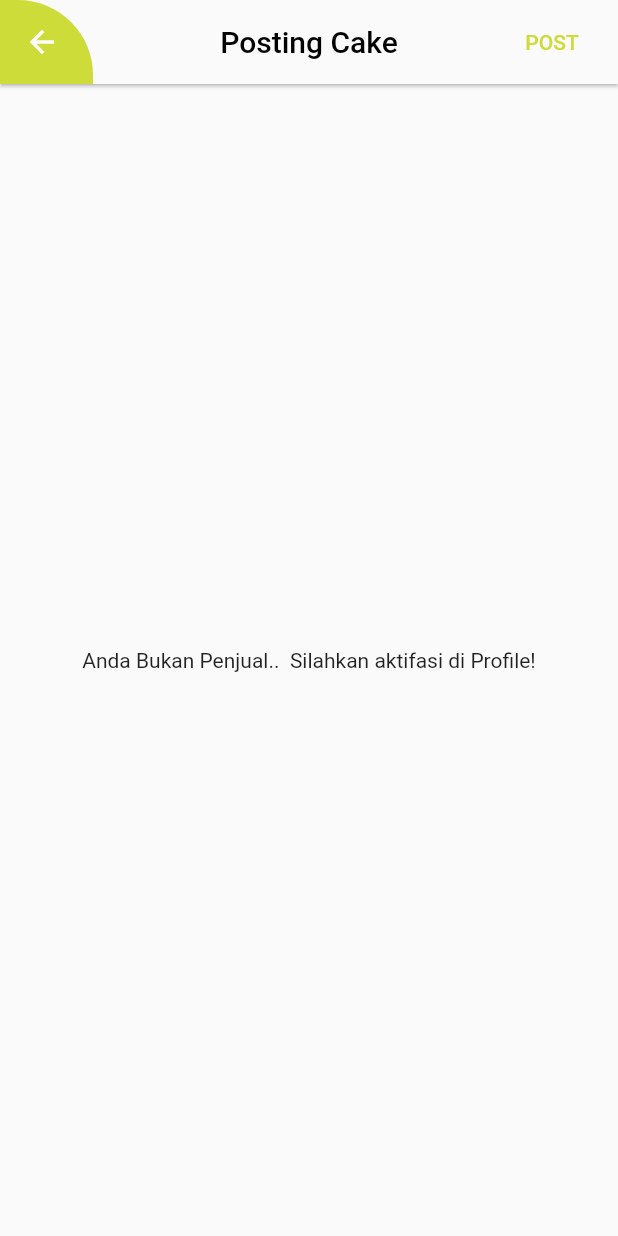
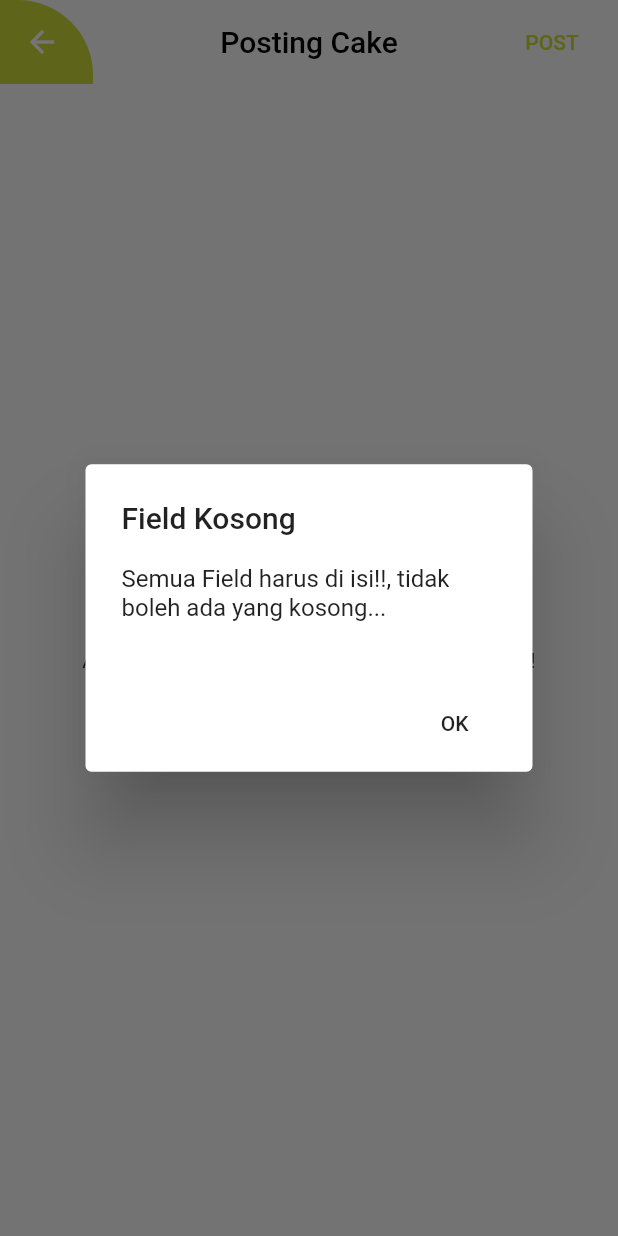
Before and after one commit to ridnvil/yummistore, a Flutter app: the PostProducts screen opened directly with empty values, after a tap on "POST", on a phone screen of 412 x 824 dp. Run offline on Flutter 3.47's test engine with Material 2 defaults, Android fonts, the phone set to English and light mode, and no system bars; our stand-ins replace cached_network_image, cloud_firestore, firebase_auth, firebase_storage, geolocator, google_sign_in and 2 more; accounts and stored records are empty; network calls fail.

Commit message:
Improve UI/UX

```diff
--- a/lib/views/chat.dart
+++ b/lib/views/chat.dart
@@ -1,6 +1,6 @@
 import 'package:cloud_firestore/cloud_firestore.dart';
 import 'package:flutter/material.dart';
-import 'package:uuid/uuid.dart';
+// import 'package:uuid/uuid.dart';
 
 class ChatMessage extends StatefulWidget {
   final String outhorID;
@@ -75,7 +75,7 @@ class _ChatMessageState extends State<ChatMessage> {
                 IconButton(
                   icon: Icon(Icons.send, size: 30.0,),
                   onPressed: () {
-                    String chatID = Uuid().v4();
+                    // String chatID = Uuid().v4();
                   },
                 ),
               ],
--- a/lib/views/post.dart
+++ b/lib/views/post.dart
@@ -106,7 +106,7 @@ class _PostProductsState extends State<PostProducts> {
   Widget build(BuildContext context) {
     return Scaffold(
       appBar: AppBar(
-        elevation: 1,
+        elevation: 0,
         centerTitle: true,
         flexibleSpace: Stack(
           alignment: Alignment.bottomCenter,
@@ -129,31 +129,31 @@ class _PostProductsState extends State<PostProducts> {
           FlatButton(
             child: Text("POST", style: TextStyle(color: Colors.lime),),
             onPressed: () async {
-              // if(file == await null || productName.text == "" || prices.text == "" || stock.text == ""){
-              //   return await showDialog(
-              //     context: context,
-              //     builder: (context){
-              //       return AlertDialog(
-              //         title: Text("Field Kosong"),
-              //         content: Container(
-              //           height: 50.0,
-              //           width: 250.0,
-              //           child: ListView(
-              //             children: <Widget>[
-              //               Text("Semua Field harus di isi!!, tidak boleh ada yang kosong...")
-              //             ],
-              //           ),
-              //         ),
-              //         actions: <Widget>[
-              //           FlatButton(
-              //             child: Text("OK"),
-              //             onPressed: () => Navigator.pop(context),
-              //           )
-              //         ],
-              //       );
-              //     }
-              //   );
-              // }
+              if(file == await null || productName.text == "" || prices.text == "" || stock.text == ""){
+                return await showDialog(
+                  context: context,
+                  builder: (context){
+                    return AlertDialog(
+                      title: Text("Field Kosong"),
+                      content: Container(
+                        height: 50.0,
+                        width: 250.0,
+                        child: ListView(
+                          children: <Widget>[
+                            Text("Semua Field harus di isi!!, tidak boleh ada yang kosong...")
+                          ],
+                        ),
+                      ),
+                      actions: <Widget>[
+                        FlatButton(
+                          child: Text("OK"),
+                          onPressed: () => Navigator.pop(context),
+                        )
+                      ],
+                    );
+                  }
+                );
+              }
 
               await compressImage();
               await uploadPhoto(file);
@@ -175,9 +175,9 @@ class _PostProductsState extends State<PostProducts> {
       body: widget.userSeller ? ListView(
         children: <Widget>[
           Padding(
-            padding: const EdgeInsets.all(10.0),
+            padding: const EdgeInsets.all(20.0),
             child: Material(
-              elevation: 5,
+              elevation: 15,
               borderRadius: BorderRadius.circular(10.0),
               child: ClipRRect(
                 borderRadius: BorderRadius.circular(10.0),
```
Also changed, not shown: lib/views/home.dart (+81 -79 lines), lib/views/login.dart (+0 -10 lines), lib/views/orderproduct.dart (+4 -3 lines), lib/views/profileyum.dart (+13 -5 lines), pubspec.yaml (+7 -4 lines), pubspec.lock, 6 other files.
